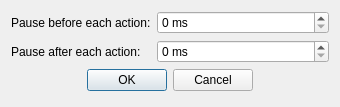
Above: gui/scriptsettingsdialog.ui from Jmgr/actiona before the change. Below: the same form after it.
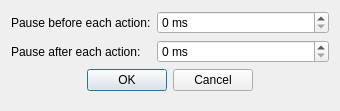
That is the form after the change. Icons and pictures are not drawn.

Diff of the .ui file:
```diff
--- a/gui/scriptsettingsdialog.ui
+++ b/gui/scriptsettingsdialog.ui
@@ -7,7 +7,7 @@
     <x>0</x>
     <y>0</y>
     <width>340</width>
-    <height>107</height>
+    <height>111</height>
    </rect>
   </property>
   <property name="windowTitle">
```
Left out of the diff: 8 changed lines with no effect on the pictures.
